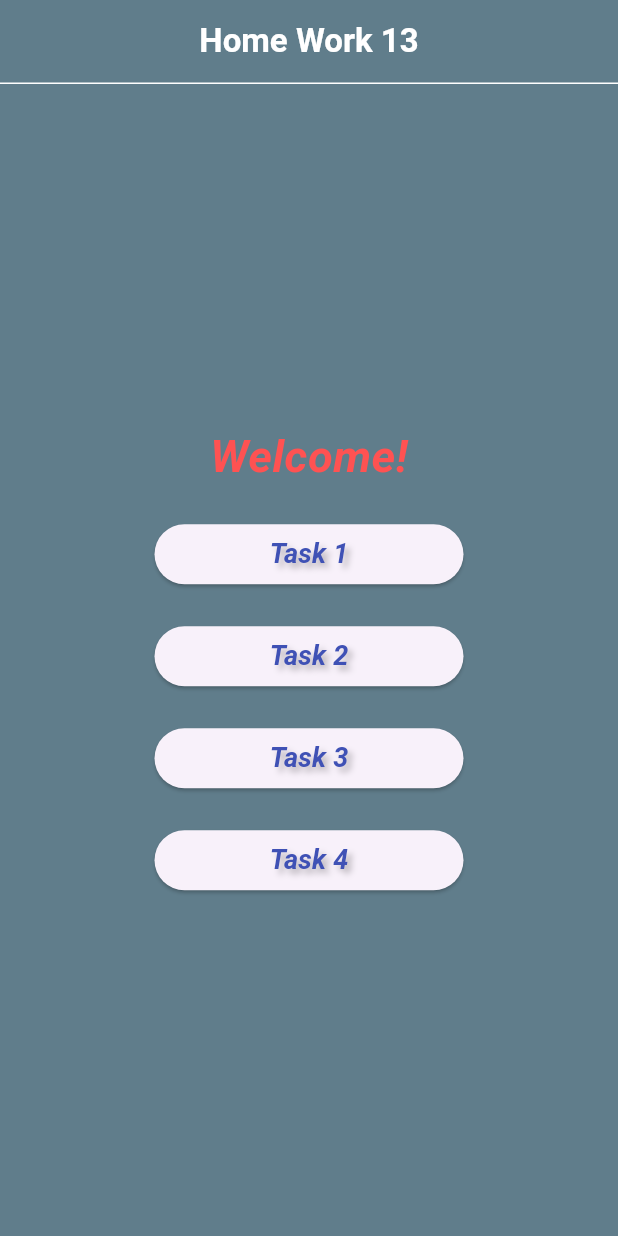
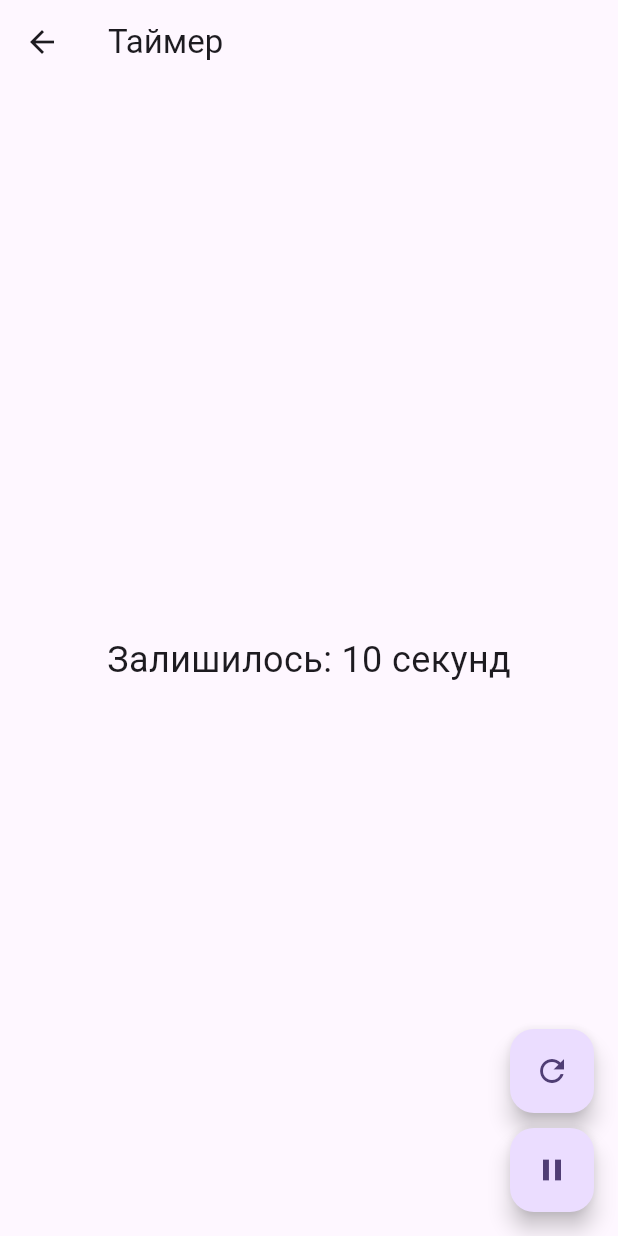
Before and after one commit to Spartakm67/flutter_hw13, a Flutter app: the screen it shows after launch, after a tap on "Task 3", on a phone screen of 412 x 824 dp. Run offline on Flutter 3.47's test engine with Material 3 defaults, Android fonts, the phone set to English and light mode, and no system bars.

Commit message:
Task2 added

```diff
--- a/lib/screens/home_screen.dart
+++ b/lib/screens/home_screen.dart
@@ -3,6 +3,9 @@ import 'package:flutter_hw13/styles/text_styles.dart';
 import 'package:flutter_hw13/widgets/custom_button.dart';
 import 'package:flutter_hw13/widgets/custom_app_bar.dart';
 import 'package:flutter_hw13/screens/task1.dart';
+import 'package:flutter_hw13/screens/task2.dart';
+import 'package:flutter_hw13/screens/task3.dart';
+import 'package:flutter_hw13/screens/task4.dart';
 
 class HomeScreen extends StatelessWidget {
   const HomeScreen({
@@ -34,28 +37,36 @@ class HomeScreen extends StatelessWidget {
             const SizedBox(height: 20),
             CustomButton(
               onPressed: () {
-                // Navigator.push(
-                //   context,
-                //   MaterialPageRoute(
-                //     builder: (_) => TransactionFormAdd(
-                //       transactionStore: transactionStore,
-                //     ),
-                //   ),
-                // );
+                Navigator.push(
+                  context,
+                  MaterialPageRoute(
+                    builder: (_) => const TimerScreen(),
+                  ),
+                );
               },
               text: 'Task 2',
             ),
             const SizedBox(height: 20),
             CustomButton(
               onPressed: () {
-                Navigator.pushNamed(context, '/transactions');
+                Navigator.push(
+                  context,
+                  MaterialPageRoute(
+                    builder: (_) => const TimerScreen(),
+                  ),
+                );
               },
               text: 'Task 3',
             ),
             const SizedBox(height: 20),
             CustomButton(
               onPressed: () {
-                Navigator.pushNamed(context, '/analytics');
+                Navigator.push(
+                  context,
+                  MaterialPageRoute(
+                    builder: (_) => const TimerScreen(),
+                  ),
+                );
               },
               text: 'Task 4',
             ),
--- a/lib/screens/task1.dart
+++ b/lib/screens/task1.dart
@@ -135,7 +135,7 @@ class ChatScreenState extends State<ChatScreen> {
     });
 
     try {
-      String botResponse = await simulateChatResponse(userMessage);
+      String botResponse = await SimulateChatResponse().simulateChatResponse(userMessage);
       setState(() {
         _messages.add('Чат-бот: $botResponse');
       });
--- /dev/null
+++ b/lib/screens/task2.dart
@@ -0,0 +1,110 @@
+import 'package:flutter/material.dart';
+import 'package:flutter_hw13/services/countdown_timer.dart';
+
+void main() {
+  runApp(const MyApp());
+}
+
+class MyApp extends StatelessWidget {
+  const MyApp({super.key});
+
+  @override
+  Widget build(BuildContext context) {
+    return const MaterialApp(
+      home: TimerScreen(),
+    );
+  }
+}
+
+class TimerScreen extends StatefulWidget {
+  const TimerScreen({super.key});
+
+  @override
+  TimerScreenState createState() => TimerScreenState();
+}
+
+class TimerScreenState extends State<TimerScreen> {
+  late CountdownTimer _countdownTimer;
+  late Stream<int> _timerStream;
+  bool _isPaused = false;
+
+
+  @override
+  void initState() {
+    super.initState();
+    _initializeTimer();
+  }
+
+  @override
+  void dispose() {
+    _countdownTimer.dispose();
+    super.dispose();
+  }
+
+  @override
+  Widget build(BuildContext context) {
+    return Scaffold(
+      appBar: AppBar(title: const Text("Таймер")),
+      body: Center(
+        child: StreamBuilder<int>(
+          stream: _timerStream,
+          builder: (context, snapshot) {
+            if (snapshot.hasError) {
+              return Text(snapshot.error.toString());
+            } else if (snapshot.connectionState == ConnectionState.waiting) {
+              return const Text("Очікування запуску таймера...");
+            } else if (snapshot.connectionState == ConnectionState.done) {
+              return const Text("Таймер завершено!");
+            } else if (snapshot.hasData) {
+              return Text(
+                "Залишилось: ${snapshot.data} секунд",
+                style: const TextStyle(fontSize: 24),
+              );
+            }
+            return const Text("Невідомий стан.");
+          },
+        ),
+      ),
+      floatingActionButton: Column(
+        mainAxisAlignment: MainAxisAlignment.end,
+        children: [
+          FloatingActionButton(
+            onPressed: _resetTimer,
+            tooltip: "Перезапустити таймер",
+            child: const Icon(Icons.refresh),
+          ),
+          const SizedBox(height: 10),
+          FloatingActionButton(
+            onPressed: _togglePauseResume,
+            tooltip: _isPaused ? "Продовжити таймер" : "Поставити на паузу",
+            child: Icon(_isPaused ? Icons.play_circle_outline_rounded : Icons.pause),
+          ),
+        ],
+      ),
+    );
+  }
+  void _initializeTimer() {
+    _countdownTimer = CountdownTimer();
+    _timerStream = _countdownTimer.stream;
+    _countdownTimer.startCountdown(duration: 10);
+  }
+
+  void _resetTimer() {
+    _countdownTimer.dispose();
+    setState(() {
+      _initializeTimer();
+      _isPaused = false;
+    });
+  }
+
+  void _togglePauseResume() {
+    if (_isPaused) {
+      _countdownTimer.resumeCountdown();
+    } else {
+      _countdownTimer.pauseCountdown();
+    }
+    setState(() {
+      _isPaused = !_isPaused;
+    });
+  }
+}
--- /dev/null
+++ b/lib/services/countdown_timer.dart
@@ -0,0 +1,45 @@
+import 'dart:async';
+
+class CountdownTimer {
+  final StreamController<int> _controller = StreamController<int>.broadcast();
+  Timer? _timer;
+  int _remainingTime = 0;
+
+  Stream<int> get stream => _controller.stream;
+
+  void startCountdown({int duration = 10}) {
+    _remainingTime = duration;
+    _startTimer();
+  }
+
+  void _startTimer() {
+    _timer?.cancel();
+    _timer = Timer.periodic(
+      const Duration(seconds: 1),
+      (timer) {
+        if (_remainingTime > 0) {
+          _controller.add(_remainingTime);
+          _remainingTime--;
+        } else {
+          _controller.addError("Таймер завершено!");
+          timer.cancel();
+        }
+      },
+    );
+  }
+
+  void pauseCountdown() {
+    _timer?.cancel();
+  }
+
+  void resumeCountdown() {
+    _startTimer();
+  }
+
+  void dispose() {
+    _timer?.cancel();
+    if (!_controller.isClosed) {
+      _controller.close();
+    }
+  }
+}
--- a/lib/services/simulate_chat_response.dart
+++ b/lib/services/simulate_chat_response.dart
@@ -1,5 +1,7 @@
+import 'dart:async';
 import 'dart:math';
 
+class SimulateChatResponse {
   Future<String> simulateChatResponse(String userMessage) async {
     final random = Random();
     final delay = Duration(seconds: random.nextInt(3) + 2);
@@ -18,3 +20,4 @@ Future<String> simulateChatResponse(String userMessage) async {
       return 'Я не зовсім зрозумів ваше питання. Спробуйте ще раз. У вас все вийде!';
     }
   }
+}
```
Also changed, not shown: lib/screens/task3.dart (added), lib/screens/task4.dart (added). Lines whose indentation alone changed are shown as unchanged.
